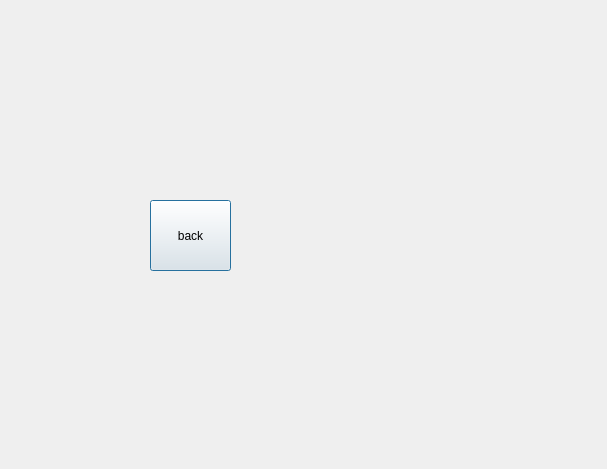
This is settings.ui in Barsh4ec/Authorization as Qt 5 draws it before an edit. The edited form follows.
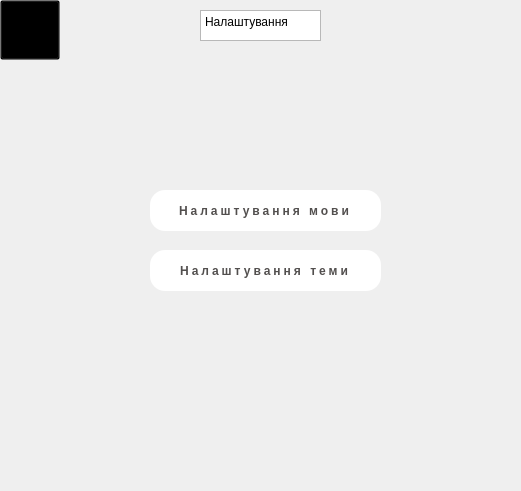
This is the edited form. Icons and pictures are not drawn.

Patch:
```diff
--- a/settings.ui
+++ b/settings.ui
@@ -6,8 +6,8 @@
    <rect>
     <x>0</x>
     <y>0</y>
-    <width>607</width>
-    <height>469</height>
+    <width>521</width>
+    <height>491</height>
    </rect>
   </property>
   <property name="windowTitle">
@@ -16,14 +16,153 @@
   <widget class="QPushButton" name="BackToMain">
    <property name="geometry">
     <rect>
-     <x>150</x>
-     <y>200</y>
-     <width>81</width>
-     <height>71</height>
+     <x>130</x>
+     <y>180</y>
+     <width>271</width>
+     <height>61</height>
     </rect>
    </property>
+   <property name="styleSheet">
+    <string notr="true">QPushButton {
+border-radius: 10px;
+  text-decoration: none;
+  width: 140px;
+  height: 45px;
+  line-height: 45px;
+  border-radius: 45px;
+  margin: 10px 20px;
+  text-transform: uppercase;
+  text-align: center;
+  letter-spacing: 3px;
+  font-weight: 600;
+  color: #524f4e;
+  background: white;
+border-radius: 15px;
+}
+QPushButton:hover {
+border-radius: 10px;
+  background: #2EE59D;
+
+  color: white;
+}</string>
+   </property>
    <property name="text">
-    <string>back</string>
+    <string>Налаштування мови</string>
+   </property>
+  </widget>
+  <widget class="QTextEdit" name="textEdit">
+   <property name="geometry">
+    <rect>
+     <x>200</x>
+     <y>10</y>
+     <width>121</width>
+     <height>31</height>
+    </rect>
+   </property>
+   <property name="html">
+    <string>&lt;!DOCTYPE HTML PUBLIC &quot;-//W3C//DTD HTML 4.0//EN&quot; &quot;http://www.w3.org/TR/REC-html40/strict.dtd&quot;&gt;
+&lt;html&gt;&lt;head&gt;&lt;meta name=&quot;qrichtext&quot; content=&quot;1&quot; /&gt;&lt;meta charset=&quot;utf-8&quot; /&gt;&lt;style type=&quot;text/css&quot;&gt;
+p, li { white-space: pre-wrap; }
+&lt;/style&gt;&lt;/head&gt;&lt;body style=&quot; font-family:'Segoe UI'; font-size:9pt; font-weight:400; font-style:normal;&quot;&gt;
+&lt;p style=&quot; margin-top:0px; margin-bottom:0px; margin-left:0px; margin-right:0px; -qt-block-indent:0; text-indent:0px;&quot;&gt;Налаштування&lt;/p&gt;&lt;/body&gt;&lt;/html&gt;</string>
+   </property>
+  </widget>
+  <widget class="QPushButton" name="pushButton_2">
+   <property name="geometry">
+    <rect>
+     <x>130</x>
+     <y>240</y>
+     <width>271</width>
+     <height>61</height>
+    </rect>
+   </property>
+   <property name="styleSheet">
+    <string notr="true">QPushButton {
+border-radius: 10px;
+  text-decoration: none;
+  width: 140px;
+  height: 45px;
+  line-height: 45px;
+  border-radius: 45px;
+  margin: 10px 20px;
+  text-transform: uppercase;
+  text-align: center;
+  letter-spacing: 3px;
+  font-weight: 600;
+  color: #524f4e;
+  background: white;
+border-radius: 15px;
+}
+QPushButton:hover {
+border-radius: 10px;
+  background: #2EE59D;
+
+  color: white;
+}</string>
+   </property>
+   <property name="text">
+    <string>Налаштування теми</string>
+   </property>
+  </widget>
+  <widget class="QPushButton" name="Back_To_Authorization">
+   <property name="geometry">
+    <rect>
+     <x>0</x>
+     <y>0</y>
+     <width>60</width>
+     <height>60</height>
+    </rect>
+   </property>
+   <property name="font">
+    <font>
+     <pointsize>36</pointsize>
+    </font>
+   </property>
+   <property name="styleSheet">
+    <string notr="true">QPushButton{
+	background: transparent;
+	background-image: url(:/resources/png/Icon60x60.png);
+}
+
+QPushButton:hover {
+	background: transparent;
+	background-image: url(:/resources/png/IconGr60x60.png);
+}</string>
+   </property>
+   <property name="text">
+    <string/>
+   </property>
+  </widget>
+  <widget class="QLabel" name="label_2">
+   <property name="geometry">
+    <rect>
+     <x>170</x>
+     <y>10</y>
+     <width>31</width>
+     <height>31</height>
+    </rect>
+   </property>
+   <property name="text">
+    <string/>
+   </property>
+   <property name="pixmap">
+    <pixmap>C:/Users/vikto/Downloads/Telegram Desktop/settings 1.png</pixmap>
+   </property>
+  </widget>
+  <widget class="QLabel" name="label">
+   <property name="geometry">
+    <rect>
+     <x>320</x>
+     <y>10</y>
+     <width>31</width>
+     <height>31</height>
+    </rect>
+   </property>
+   <property name="text">
+    <string/>
+   </property>
+   <property name="pixmap">
+    <pixmap>C:/Users/vikto/Downloads/Telegram Desktop/settings 1.png</pixmap>
    </property>
   </widget>
  </widget>
```
Left out of the diff: 2 changed lines with no effect on the pictures.
